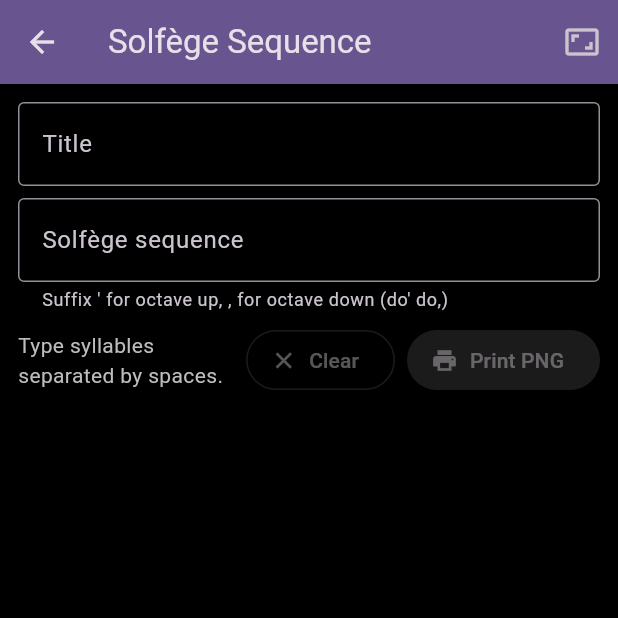
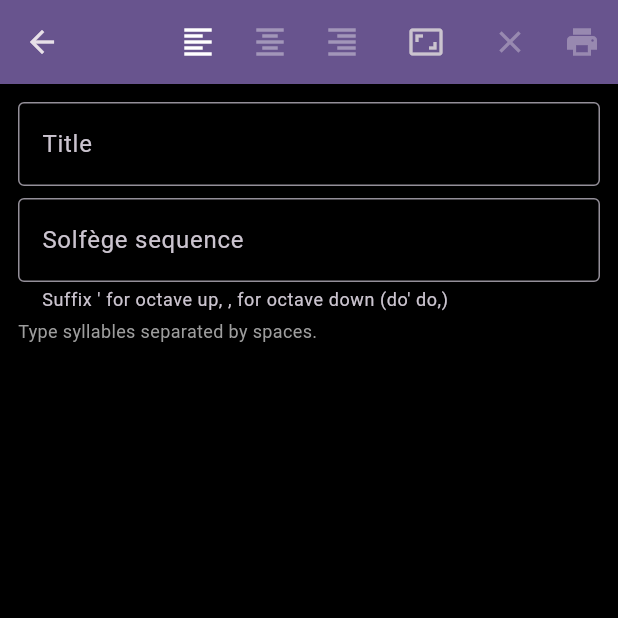
Before and after one commit to quocketman/holistic_ear_training_suite, a Flutter app: the screen it shows after launch, after a tap on "SEQUENCE", on a phone screen of 412 x 824 dp, the top half of it. Run offline on Flutter 3.47's test engine with Material 3 defaults, Android fonts, the phone set to English and light mode, and no system bars; our stand-ins replace flutter_svg, google_fonts, hive_flutter, just_audio, web; missing offline and left inert: dart:js_interop, flutter_soloud; accounts and stored records are empty.

Commit message:
Add margins, title area, justify, spacers, and fix PNG export
- Canvas margins (80px export, 20px preview) prevent edge clipping
- Export canvas expanded to 1920x1180 with title above content area
- LEFT/CENTER/RIGHT justify buttons in app bar
- Underscore (_) inserts spacer gaps between phrases
- Auto-scaling tokens when pitch range exceeds canvas height
- Clear and Print buttons moved to app bar
- Fixed PNG export: sandbox entitlements for Downloads folder,
  replaced Offstage with ClipRect+Align to keep layout active
- Fixed 1920x1080 non-resizable macOS window
- Added google_fonts for Source Sans 3

Co-Authored-By: Claude Opus 4.6 (1M context) <noreply@anthropic.com>

```diff
--- a/lib/screens/solfege_sequence_screen.dart
+++ b/lib/screens/solfege_sequence_screen.dart
@@ -21,6 +21,7 @@ class _SolfegeSequenceScreenState extends State<SolfegeSequenceScreen> {
     unrecognized: [],
   );
   CanvasLayout? _layoutOverride;
+  CanvasJustify _justify = CanvasJustify.left;
   bool _exporting = false;
 
   @override
@@ -81,13 +82,33 @@ class _SolfegeSequenceScreenState extends State<SolfegeSequenceScreen> {
   @override
   Widget build(BuildContext context) {
     final layout = _resolvedLayout(context);
-    final canvasSize = layout.pixelSize;
+    final canvasSize = layout.exportSize;
 
     return Scaffold(
       appBar: AppBar(
         backgroundColor: Theme.of(context).colorScheme.inversePrimary,
         title: const Text('Solfège Sequence'),
         actions: [
+          // Justify buttons.
+          IconButton(
+            icon: const Icon(Icons.format_align_left),
+            color: _justify == CanvasJustify.left ? Colors.white : Colors.white38,
+            tooltip: 'Left',
+            onPressed: () => setState(() => _justify = CanvasJustify.left),
+          ),
+          IconButton(
+            icon: const Icon(Icons.format_align_center),
+            color: _justify == CanvasJustify.center ? Colors.white : Colors.white38,
+            tooltip: 'Center',
+            onPressed: () => setState(() => _justify = CanvasJustify.center),
+          ),
+          IconButton(
+            icon: const Icon(Icons.format_align_right),
+            color: _justify == CanvasJustify.right ? Colors.white : Colors.white38,
+            tooltip: 'Right',
+            onPressed: () => setState(() => _justify = CanvasJustify.right),
+          ),
+          const SizedBox(width: 8),
           PopupMenuButton<CanvasLayout?>(
             icon: const Icon(Icons.aspect_ratio),
             tooltip: 'Canvas layout',
@@ -106,6 +127,25 @@ class _SolfegeSequenceScreenState extends State<SolfegeSequenceScreen> {
                 child: Text('Vertical 1080×1920'),
               ),
             ],
+          ),
+          const SizedBox(width: 8),
+          IconButton(
+            icon: const Icon(Icons.clear),
+            tooltip: 'Clear',
+            onPressed: _parsed.notes.isEmpty && _titleController.text.isEmpty
+                ? null
+                : _clear,
+          ),
+          IconButton(
+            icon: _exporting
+                ? const SizedBox(
+                    width: 20,
+                    height: 20,
+                    child: CircularProgressIndicator(strokeWidth: 2, color: Colors.white),
+                  )
+                : const Icon(Icons.print),
+            tooltip: 'Print PNG',
+            onPressed: _parsed.notes.isEmpty || _exporting ? null : _print,
           ),
         ],
       ),
@@ -138,41 +178,18 @@ class _SolfegeSequenceScreenState extends State<SolfegeSequenceScreen> {
                   ),
                   textInputAction: TextInputAction.done,
                 ),
-                const SizedBox(height: 8),
-                Row(
-                  children: [
-                    Expanded(
+                if (_parsed.unrecognized.isNotEmpty || _statusLine().isNotEmpty)
+                  Padding(
+                    padding: const EdgeInsets.only(top: 4),
                     child: Text(
                       _statusLine(),
                       style: TextStyle(
+                        fontSize: 12,
                         color: _parsed.unrecognized.isNotEmpty
                             ? Colors.redAccent
-                              : Colors.grey[400],
+                            : Colors.grey[500],
                       ),
                     ),
-                    ),
-                    const SizedBox(width: 8),
-                    OutlinedButton.icon(
-                      onPressed: _parsed.notes.isEmpty && _titleController.text.isEmpty
-                          ? null
-                          : _clear,
-                      icon: const Icon(Icons.clear),
-                      label: const Text('Clear'),
-                    ),
-                    const SizedBox(width: 8),
-                    FilledButton.icon(
-                      onPressed:
-                          _parsed.notes.isEmpty || _exporting ? null : _print,
-                      icon: _exporting
-                          ? const SizedBox(
-                              width: 16,
-                              height: 16,
-                              child: CircularProgressIndicator(strokeWidth: 2),
-                            )
-                          : const Icon(Icons.print),
-                      label: const Text('Print PNG'),
-                    ),
-                  ],
                   ),
               ],
             ),
@@ -188,13 +205,18 @@ class _SolfegeSequenceScreenState extends State<SolfegeSequenceScreen> {
                     tokenSize: 50.0,
                     fitToSize: Size(constraints.maxWidth - 24, constraints.maxHeight - 24),
                     title: _titleController.text.trim(),
+                    justify: _justify,
                   ),
                 );
               },
             ),
           ),
-          // Off-screen full-res canvas for PNG export.
-          Offstage(
+          // Full-res canvas for PNG export — hidden but still laid out.
+          ClipRect(
+            child: Align(
+              alignment: Alignment.topLeft,
+              heightFactor: 0.001,
+              widthFactor: 0.001,
               child: RepaintBoundary(
                 key: _canvasKey,
                 child: SizedBox(
@@ -204,6 +226,8 @@ class _SolfegeSequenceScreenState extends State<SolfegeSequenceScreen> {
                     notes: _parsed.notes,
                     layout: layout,
                     title: _titleController.text.trim(),
+                    justify: _justify,
+                  ),
                 ),
               ),
             ),
--- a/lib/widgets/solfege_sequence_canvas.dart
+++ b/lib/widgets/solfege_sequence_canvas.dart
@@ -7,21 +7,31 @@ enum CanvasLayout {
   vertical,   // 1080×1920: time → y, pitch → x (higher = right)
 }
 
+enum CanvasJustify { left, center, right }
+
 extension CanvasLayoutSize on CanvasLayout {
-  Size get pixelSize => switch (this) {
+  /// Content area (excluding title).
+  Size get contentSize => switch (this) {
         CanvasLayout.horizontal => const Size(1920, 1080),
         CanvasLayout.vertical => const Size(1080, 1920),
       };
+
+  /// Title height added above the content area for export.
+  double get titleHeight => 100.0;
+
+  /// Full export size including title area.
+  Size get exportSize {
+    final content = contentSize;
+    return Size(content.width, content.height + titleHeight);
+  }
 }
 
-/// Lays out a sequence of [SolfegeNote] on a fixed-size canvas, with hexagons
-/// stepped by [tokenSize] along both axes (matching `ladder_layout`'s
-/// "one semitone = tokenSize" rule).
 class SolfegeSequenceCanvas extends StatelessWidget {
   final List<SolfegeNote> notes;
   final CanvasLayout layout;
   final double tokenSize;
   final String? title;
+  final CanvasJustify justify;
 
   /// When provided, the canvas renders at this size instead of the fixed
   /// layout pixel dimensions. Used for the live on-screen preview.
@@ -34,13 +44,16 @@ class SolfegeSequenceCanvas extends StatelessWidget {
     this.tokenSize = 80.0,
     this.fitToSize,
     this.title,
+    this.justify = CanvasJustify.left,
   });
 
   @override
   Widget build(BuildContext context) {
-    final size = fitToSize ?? layout.pixelSize;
+    final size = fitToSize ?? layout.exportSize;
     final isPreview = fitToSize != null;
     final titleFontSize = isPreview ? 20.0 : 48.0;
+    final titleAreaHeight = isPreview ? 30.0 : layout.titleHeight;
+    final hasTitle = title != null && title!.isNotEmpty;
 
     return Container(
       width: size.width,
@@ -48,9 +61,9 @@ class SolfegeSequenceCanvas extends StatelessWidget {
       color: Colors.black,
       child: Stack(
         children: [
-          if (title != null && title!.isNotEmpty)
+          if (hasTitle)
             Positioned(
-              top: isPreview ? 8 : 24,
+              top: isPreview ? 4 : 20,
               left: 0,
               right: 0,
               child: Text(
@@ -63,40 +76,70 @@ class SolfegeSequenceCanvas extends StatelessWidget {
                 ),
               ),
             ),
-          ..._positionedTokens(size),
+          ..._positionedTokens(size, hasTitle ? titleAreaHeight : 0),
         ],
       ),
     );
   }
 
-  List<Widget> _positionedTokens(Size canvas) {
+  /// Compute effective token size that fits everything in the content area.
+  double _effectiveTokenSize(Size canvas, double titleOffset) {
+    if (notes.isEmpty) return tokenSize;
+
+    final realChromatics = [
+      for (var i = 0; i < notes.length; i++)
+        if (!notes[i].isSpacer) notes[i].totalChromatic,
+    ];
+    if (realChromatics.isEmpty) return tokenSize;
+
+    final minC = realChromatics.reduce((a, b) => a < b ? a : b);
+    final maxC = realChromatics.reduce((a, b) => a > b ? a : b);
+    final pitchRange = maxC - minC;
+
+    final isPreview = fitToSize != null;
+    final margin = isPreview ? 20.0 : 80.0;
+
+    final timeAxisLength = (layout == CanvasLayout.horizontal
+        ? canvas.width
+        : canvas.height - titleOffset) - margin * 2;
+    final pitchAxisLength = (layout == CanvasLayout.horizontal
+        ? canvas.height - titleOffset
+        : canvas.width) - margin * 2;
+
+    final maxFromTime = notes.isNotEmpty ? timeAxisLength / notes.length : tokenSize;
+    final maxFromPitch = pitchRange > 0 ? pitchAxisLength / (pitchRange + 1) : pitchAxisLength;
+
+    return [tokenSize, maxFromTime, maxFromPitch].reduce((a, b) => a < b ? a : b);
+  }
+
+  List<Widget> _positionedTokens(Size canvas, double titleOffset) {
     if (notes.isEmpty) return const [];
 
-    final positions = _computePositions(canvas);
+    final ts = _effectiveTokenSize(canvas, titleOffset);
+    final positions = _computePositions(canvas, ts, titleOffset);
 
     final tokens = <Widget>[];
     for (var i = 0; i < notes.length; i++) {
       final n = notes[i];
-      if (n.isSpacer) continue; // spacers take up position space but render nothing
+      if (n.isSpacer) continue;
       final p = positions[i];
       tokens.add(Positioned(
-        left: p.dx - tokenSize / 2,
-        top: p.dy - tokenSize / 2,
-        width: tokenSize,
-        height: tokenSize,
+        left: p.dx - ts / 2,
+        top: p.dy - ts / 2,
+        width: ts,
+        height: ts,
         child: SolfegeHexToken(
           label: n.syllable,
           chromaticOffset: n.chromaticOffset,
-          size: tokenSize,
+          size: ts,
         ),
       ));
     }
     return tokens;
   }
 
-  List<Offset> _computePositions(Size canvas) {
+  List<Offset> _computePositions(Size canvas, double ts, double titleOffset) {
     final chromatics = notes.map((n) => n.totalChromatic).toList();
-    // Only real notes affect pitch range (not spacers).
     final realChromatics = [
       for (var i = 0; i < notes.length; i++)
         if (!notes[i].isSpacer) chromatics[i],
@@ -104,36 +147,44 @@ class SolfegeSequenceCanvas extends StatelessWidget {
     if (realChromatics.isEmpty) return List.filled(notes.length, Offset.zero);
     final minC = realChromatics.reduce((a, b) => a < b ? a : b);
     final maxC = realChromatics.reduce((a, b) => a > b ? a : b);
-    final pitchSpan = (maxC - minC) * tokenSize;
+    final pitchSpan = (maxC - minC) * ts;
 
-    final timeAxisLength = layout == CanvasLayout.horizontal
+    final isPreview = fitToSize != null;
+    final margin = isPreview ? 20.0 : 80.0;
+
+    final pitchAxisLength = (layout == CanvasLayout.horizontal
+        ? canvas.height - titleOffset
+        : canvas.width) - margin * 2;
+    final timeAxisLength = (layout == CanvasLayout.horizontal
         ? canvas.width
-        : canvas.height;
-    final pitchAxisLength = layout == CanvasLayout.horizontal
-        ? canvas.height
-        : canvas.width;
+        : canvas.height - titleOffset) - margin * 2;
 
-    // Time axis: left-aligned (or top-aligned for vertical), one tokenSize step per note.
-    final timeStart = tokenSize / 2;
+    // Pitch axis: center the chromatic range within the content area.
+    final pitchStart = margin + (pitchAxisLength - pitchSpan) / 2;
 
-    // Pitch axis: center the chromatic range.
-    final pitchStart = (pitchAxisLength - pitchSpan) / 2;
+    // Time axis: justify left, center, or right.
+    final timeSpan = (notes.length - 1) * ts;
+    final double timeStart;
+    switch (justify) {
+      case CanvasJustify.left:
+        timeStart = margin + ts / 2;
+      case CanvasJustify.center:
+        timeStart = margin + (timeAxisLength - timeSpan) / 2;
+      case CanvasJustify.right:
+        timeStart = margin + timeAxisLength - timeSpan - ts / 2;
+    }
 
     return List.generate(notes.length, (i) {
-      final timePos = timeStart + i * tokenSize;
-      // Higher pitch should be visually higher (up in horizontal, right in
-      // vertical). In screen coordinates, "up" = smaller y, "right" = larger x.
-      final pitchOffsetFromMin = (chromatics[i] - minC) * tokenSize;
+      final timePos = timeStart + i * ts;
+      final pitchOffsetFromMin = (chromatics[i] - minC) * ts;
 
       switch (layout) {
         case CanvasLayout.horizontal:
-          // y: bottom = lowest, top = highest.
           final y = canvas.height - pitchStart - pitchOffsetFromMin;
           return Offset(timePos, y);
         case CanvasLayout.vertical:
-          // x: left = lowest, right = highest.
           final x = pitchStart + pitchOffsetFromMin;
-          return Offset(x, timePos);
+          return Offset(x, titleOffset + timePos);
       }
     });
   }
```
Also changed, not shown: 2 other files. Lines whose indentation alone changed are shown as unchanged.
